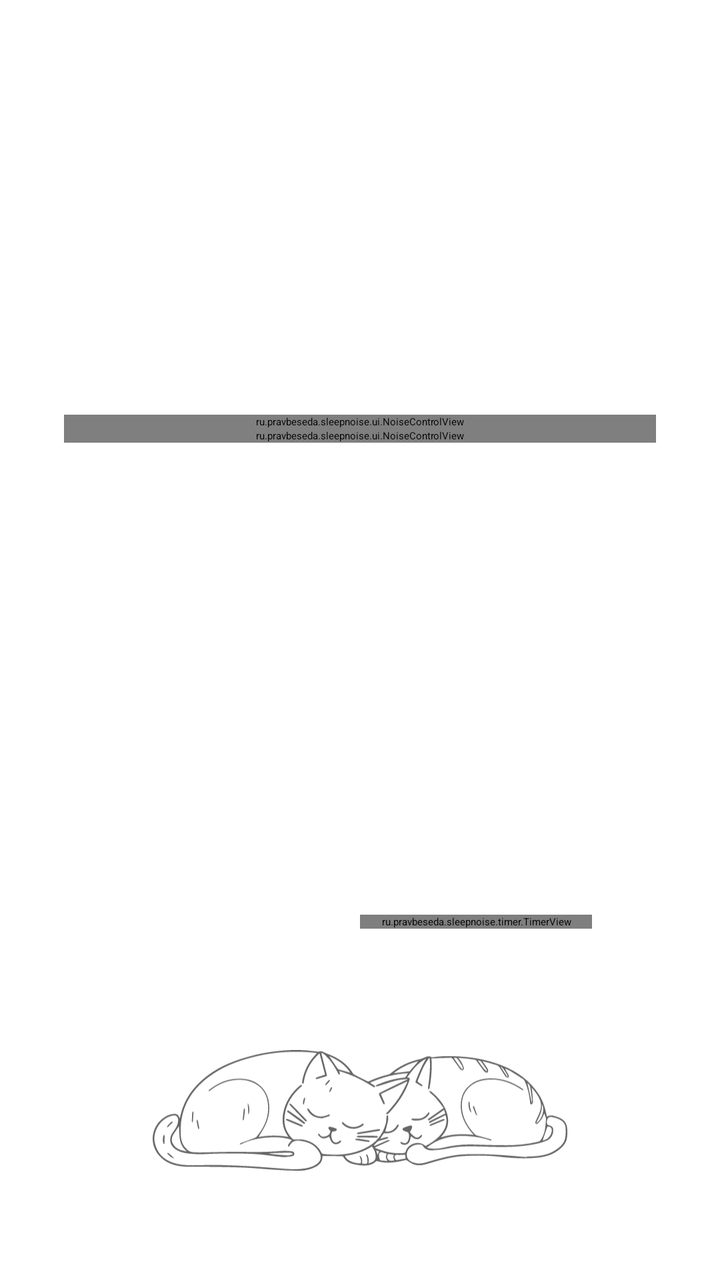
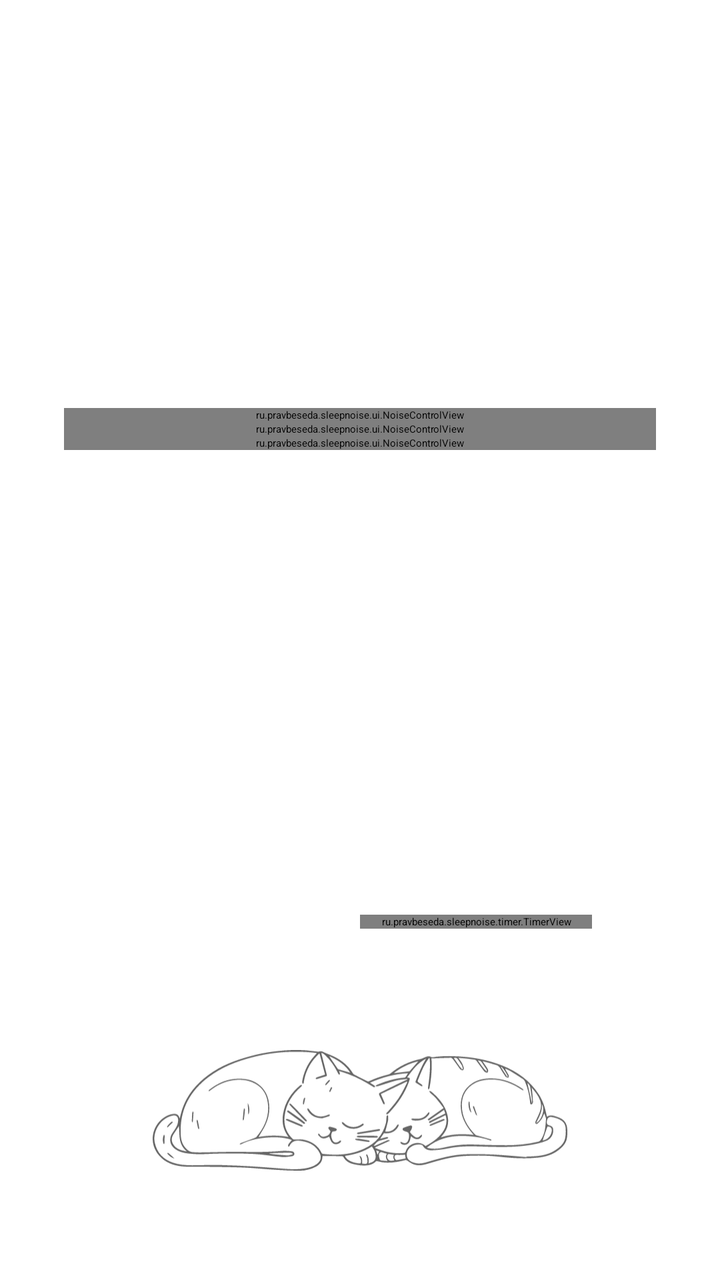

The first picture is an Android layout as it rendered before a commit; the second is the same layout after the commit. The layout source and the unified diff follow.
<!-- AndroidManifest.xml: application theme Theme.SleepNoise.Splash -->
<!-- res/layout/activity_main.xml -->
<?xml version="1.0" encoding="utf-8"?>
<androidx.constraintlayout.widget.ConstraintLayout
    xmlns:android="http://schemas.android.com/apk/res/android"
    xmlns:app="http://schemas.android.com/apk/res-auto"
    android:layout_width="match_parent"
    android:layout_height="match_parent"
    android:fitsSystemWindows="true"
    android:padding="32dp">

    <ScrollView
        android:id="@+id/noiseScroll"
        android:layout_width="0dp"
        android:layout_height="0dp"
        android:layout_marginBottom="@dimen/screen_block_spacing"
        android:fillViewport="true"
        android:requiresFadingEdge="vertical"
        android:fadingEdgeLength="@dimen/scroll_fade_length"
        app:layout_constraintTop_toTopOf="parent"
        app:layout_constraintBottom_toTopOf="@id/playTimerContainer"
        app:layout_constraintStart_toStartOf="parent"
        app:layout_constraintEnd_toEndOf="parent">

        
        <LinearLayout
            android:layout_width="match_parent"
            android:layout_height="wrap_content"
            android:orientation="vertical"
            android:gravity="center">

            <ru.pravbeseda.sleepnoise.ui.NoiseControlView
                android:id="@+id/pinkNoiseControl"
                android:layout_width="match_parent"
                android:layout_height="wrap_content"/>

            <ru.pravbeseda.sleepnoise.ui.NoiseControlView
                android:id="@+id/brownNoiseControl"
                android:layout_width="match_parent"
                android:layout_height="wrap_content"/>

            
            <LinearLayout
                android:id="@+id/noiseLabContainer"
                android:layout_width="match_parent"
                android:layout_height="wrap_content"
                android:orientation="vertical"
                android:gravity="center_horizontal"
                android:visibility="gone"/>
        </LinearLayout>
    </ScrollView>

    <LinearLayout
        android:id="@+id/playTimerContainer"
        android:layout_width="0dp"
        android:layout_height="wrap_content"
        android:layout_marginBottom="@dimen/screen_block_spacing"
        android:baselineAligned="false"
        android:orientation="horizontal"
        android:gravity="center"
        app:layout_constraintBottom_toTopOf="@id/cats"
        app:layout_constraintStart_toStartOf="parent"
        app:layout_constraintEnd_toEndOf="parent">

        <LinearLayout
            android:layout_width="0dp"
            android:layout_height="wrap_content"
            android:layout_weight="1"
            android:gravity="center"
            android:orientation="vertical">

            
            <ImageButton
                android:id="@+id/playButton"
                android:layout_width="@dimen/play_button_size"
                android:layout_height="@dimen/play_button_size"
                android:background="@drawable/play_button_background"
                android:contentDescription="@string/play_button"
                android:padding="@dimen/play_button_padding"
                android:scaleType="fitCenter"
                android:src="@drawable/ic_play"
                android:layout_gravity="center"/>
        </LinearLayout>

        
        <LinearLayout
            android:layout_width="0dp"
            android:layout_height="wrap_content"
            android:layout_weight="1"
            android:gravity="center"
            android:orientation="vertical"
            android:paddingStart="0dp"
            android:paddingEnd="@dimen/content_horizontal_inset">

            <ru.pravbeseda.sleepnoise.timer.TimerView
                android:id="@+id/timerView"
                android:layout_width="match_parent"
                android:layout_height="wrap_content"/>
        </LinearLayout>
    </LinearLayout>

    
    <ImageView
        android:id="@+id/cats"
        android:layout_width="0dp"
        android:layout_height="0dp"
        app:layout_constraintWidth_default="percent"
        app:layout_constraintWidth_percent="0.7"
        app:layout_constraintDimensionRatio="H,585.62:170.1"
        app:layout_constraintHeight_max="@dimen/cats_max_height"
        android:scaleType="fitCenter"
        android:src="@drawable/cats"
        app:layout_constraintBottom_toTopOf="@id/version_text"
        app:layout_constraintStart_toStartOf="parent"
        app:layout_constraintEnd_toEndOf="parent"/>

    <TextView
        android:id="@+id/version_text"
        android:layout_width="wrap_content"
        android:layout_height="wrap_content"
        android:text="@string/version"
        android:textColor="?attr/colorVersionText"
        android:textSize="11sp"
        android:paddingTop="8dp"
        app:layout_constraintBottom_toBottomOf="parent"
        app:layout_constraintStart_toStartOf="parent"
        app:layout_constraintEnd_toEndOf="parent"/>

</androidx.constraintlayout.widget.ConstraintLayout>
<!-- resources referenced by this layout -->
<resources>
  <dimen name="cats_max_height">96dp</dimen>
  <dimen name="content_horizontal_inset">32dp</dimen>
  <dimen name="play_button_padding">12dp</dimen>
  <dimen name="play_button_size">56dp</dimen>
  <dimen name="screen_block_spacing">24dp</dimen>
  <dimen name="scroll_fade_length">24dp</dimen>
  <!-- drawable cats: vector/xml drawable (drawable, 22311 chars, omitted) -->
  <!-- drawable ic_play (drawable) -->
  <vector xmlns:android="http://schemas.android.com/apk/res/android"
      android:width="48dp"
      android:height="48dp"
      android:viewportWidth="24"
      android:viewportHeight="24"
      android:tint="?attr/colorOnAccent">
      <path
          android:fillColor="@android:color/white"
          android:pathData="M8,5v14l11,-7z"/>
  </vector>
  <!-- drawable play_button_background (drawable) -->
  <?xml version="1.0" encoding="utf-8"?>
  <ripple xmlns:android="http://schemas.android.com/apk/res/android"
      android:color="?attr/colorControlHighlight">
      <item>
          <shape android:shape="oval">
              <solid android:color="?attr/colorAccent"/>
          </shape>
      </item>
  </ripple>
  <string name="play_button">Play</string>
  <string name="version">Version %1$s (%2$d)</string>
  <style name="Theme.SleepNoise.Splash" parent="@style/Theme.SplashScreen">
          <item name="windowSplashScreenAnimatedIcon">@mipmap/ic_launcher</item>
          <item name="windowSplashScreenBackground">@color/splash_background</item>
          <item name="postSplashScreenTheme">@style/Theme.SleepNoise.Purple</item>
      </style>
  <color name="splash_background">#430985</color>
  <style name="Theme.SleepNoise.Purple" parent="Theme.AppCompat">
          <item name="android:windowBackground">@drawable/window_background_purple</item>
          <item name="colorPrimary">@color/purple_action_bar</item>
          <item name="colorPrimaryDark">@color/purple_action_bar</item>
          <item name="colorAccent">@color/purple_accent</item>
          <item name="colorControlNormal">@color/purple_foreground</item>
          <item name="colorOnPrimary">@color/purple_foreground</item>
          <item name="colorOnAccent">@color/purple_on_accent</item>
          <item name="colorSliderTrack">@color/purple_slider_track</item>
          <item name="android:textColorPrimary">@color/purple_foreground</item>
          <item name="android:textColorSecondary">@color/purple_foreground_dim</item>
          <item name="colorVersionText">@color/purple_foreground_dim</item>
      </style>
  <!-- drawable window_background_purple (drawable) -->
  <?xml version="1.0" encoding="utf-8"?>
  <shape xmlns:android="http://schemas.android.com/apk/res/android"
      android:shape="rectangle">
      <gradient
          android:angle="270"
          android:endColor="@color/purple_background_bottom"
          android:startColor="@color/purple_background_top"
          android:type="linear"/>
  </shape>
  <color name="purple_action_bar">#1D0440</color>
  <color name="purple_accent">#C7A9FF</color>
  <color name="purple_foreground">#EFE7FF</color>
  <color name="purple_on_accent">#25064F</color>
  <color name="purple_slider_track">#4DC7A9FF</color>
  <color name="purple_foreground_dim">#B49BDD</color>
  <color name="purple_background_bottom">#430985</color>
  <color name="purple_background_top">#25064F</color>
</resources>

<!-- the commit's change to res/layout/activity_main.xml (unified diff, before → after) -->
@@ -26,6 +26,11 @@
             android:layout_height="wrap_content"
             android:orientation="vertical"
             android:gravity="center">
+
+            <ru.pravbeseda.sleepnoise.ui.NoiseControlView
+                android:id="@+id/whiteNoiseControl"
+                android:layout_width="match_parent"
+                android:layout_height="wrap_content"/>
 
             <ru.pravbeseda.sleepnoise.ui.NoiseControlView
                 android:id="@+id/pinkNoiseControl"
